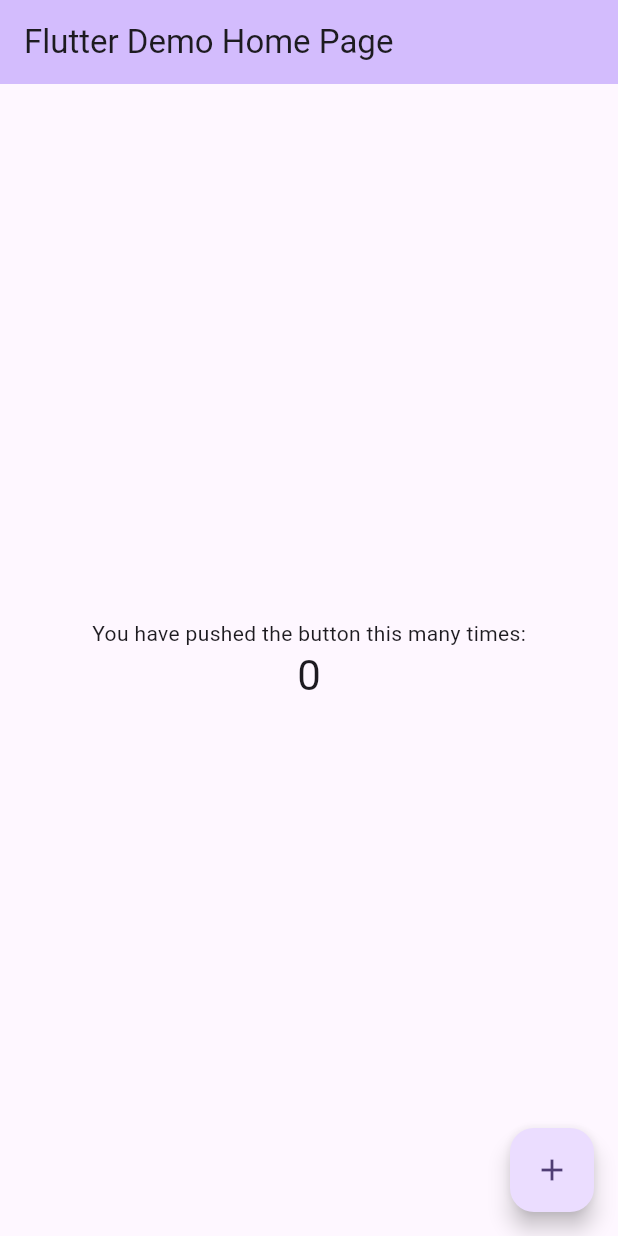
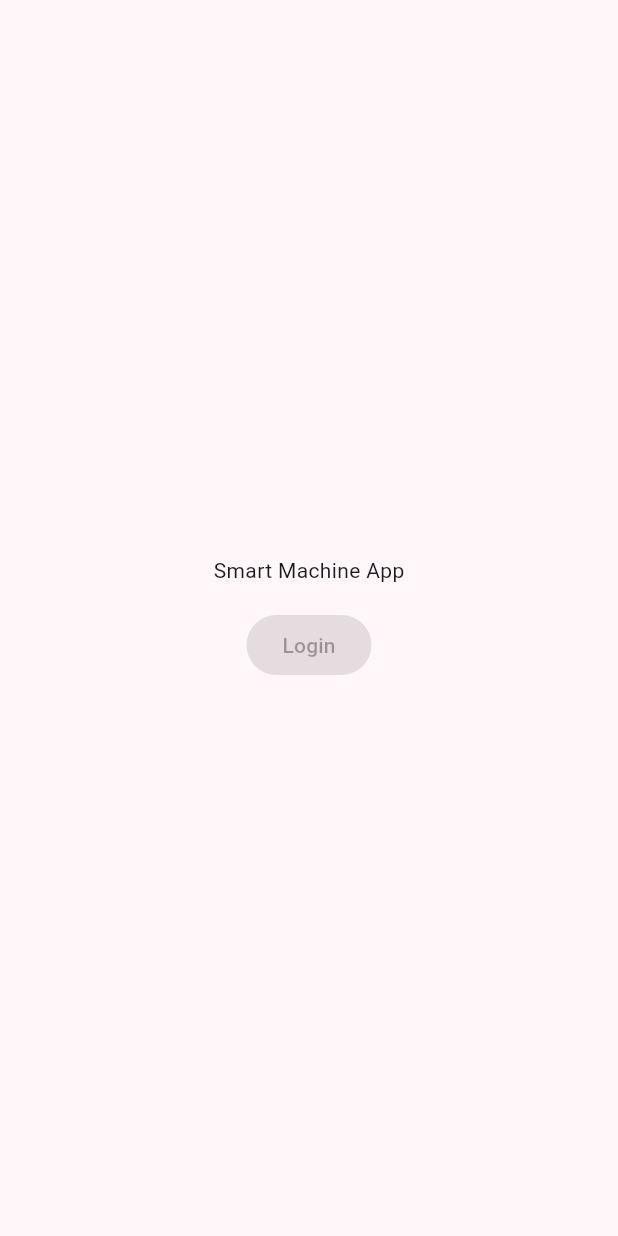
Before and after one commit to felixreichenbach/viam_qa, a Flutter app: the screen it shows after launch, on a phone screen of 412 x 824 dp. Run offline on Flutter 3.47's test engine with Material 3 defaults, Android fonts, the phone set to English and light mode, and no system bars; our stand-ins replace flutter_dotenv.

Commit message:
running app

```diff
--- a/lib/main.dart
+++ b/lib/main.dart
@@ -1,122 +1,40 @@
 import 'package:flutter/material.dart';
+import 'package:flutter_dotenv/flutter_dotenv.dart';
 
-void main() {
-  runApp(const MyApp());
+void main() async {
+  // await dotenv.load(); // <-- This loads your API key; will un-comment later
+  runApp(MyApp());
 }
 
 class MyApp extends StatelessWidget {
   const MyApp({super.key});
 
-  // This widget is the root of your application.
   @override
   Widget build(BuildContext context) {
     return MaterialApp(
-      title: 'Flutter Demo',
+      title: 'Smart Machine App',
       theme: ThemeData(
-        // This is the theme of your application.
-        //
-        // TRY THIS: Try running your application with "flutter run". You'll see
-        // the application has a purple toolbar. Then, without quitting the app,
-        // try changing the seedColor in the colorScheme below to Colors.green
-        // and then invoke "hot reload" (save your changes or press the "hot
-        // reload" button in a Flutter-supported IDE, or press "r" if you used
-        // the command line to start the app).
-        //
-        // Notice that the counter didn't reset back to zero; the application
-        // state is not lost during the reload. To reset the state, use hot
-        // restart instead.
-        //
-        // This works for code too, not just values: Most code changes can be
-        // tested with just a hot reload.
-        colorScheme: ColorScheme.fromSeed(seedColor: Colors.deepPurple),
+        colorScheme: ColorScheme.fromSeed(seedColor: Colors.purple),
       ),
-      home: const MyHomePage(title: 'Flutter Demo Home Page'),
+      home: MyHomePage(),
     );
   }
 }
 
-class MyHomePage extends StatefulWidget {
-  const MyHomePage({super.key, required this.title});
-
-  // This widget is the home page of your application. It is stateful, meaning
-  // that it has a State object (defined below) that contains fields that affect
-  // how it looks.
-
-  // This class is the configuration for the state. It holds the values (in this
-  // case the title) provided by the parent (in this case the App widget) and
-  // used by the build method of the State. Fields in a Widget subclass are
-  // always marked "final".
-
-  final String title;
-
-  @override
-  State<MyHomePage> createState() => _MyHomePageState();
-}
-
-class _MyHomePageState extends State<MyHomePage> {
-  int _counter = 0;
-
-  void _incrementCounter() {
-    setState(() {
-      // This call to setState tells the Flutter framework that something has
-      // changed in this State, which causes it to rerun the build method below
-      // so that the display can reflect the updated values. If we changed
-      // _counter without calling setState(), then the build method would not be
-      // called again, and so nothing would appear to happen.
-      _counter++;
-    });
-  }
-
+class MyHomePage extends StatelessWidget {
   @override
   Widget build(BuildContext context) {
-    // This method is rerun every time setState is called, for instance as done
-    // by the _incrementCounter method above.
-    //
-    // The Flutter framework has been optimized to make rerunning build methods
-    // fast, so that you can just rebuild anything that needs updating rather
-    // than having to individually change instances of widgets.
     return Scaffold(
-      appBar: AppBar(
-        // TRY THIS: Try changing the color here to a specific color (to
-        // Colors.amber, perhaps?) and trigger a hot reload to see the AppBar
-        // change color while the other colors stay the same.
-        backgroundColor: Theme.of(context).colorScheme.inversePrimary,
-        // Here we take the value from the MyHomePage object that was created by
-        // the App.build method, and use it to set our appbar title.
-        title: Text(widget.title),
-      ),
       body: Center(
-        // Center is a layout widget. It takes a single child and positions it
-        // in the middle of the parent.
         child: Column(
-          // Column is also a layout widget. It takes a list of children and
-          // arranges them vertically. By default, it sizes itself to fit its
-          // children horizontally, and tries to be as tall as its parent.
-          //
-          // Column has various properties to control how it sizes itself and
-          // how it positions its children. Here we use mainAxisAlignment to
-          // center the children vertically; the main axis here is the vertical
-          // axis because Columns are vertical (the cross axis would be
-          // horizontal).
-          //
-          // TRY THIS: Invoke "debug painting" (choose the "Toggle Debug Paint"
-          // action in the IDE, or press "p" in the console), to see the
-          // wireframe for each widget.
           mainAxisAlignment: MainAxisAlignment.center,
-          children: <Widget>[
-            const Text('You have pushed the button this many times:'),
-            Text(
-              '$_counter',
-              style: Theme.of(context).textTheme.headlineMedium,
-            ),
+          children: [
+            Text('Smart Machine App'),
+            SizedBox(height: 16),
+            ElevatedButton(onPressed: null, child: Text('Login')),
           ],
         ),
       ),
-      floatingActionButton: FloatingActionButton(
-        onPressed: _incrementCounter,
-        tooltip: 'Increment',
-        child: const Icon(Icons.add),
-      ), // This trailing comma makes auto-formatting nicer for build methods.
     );
   }
 }
--- a/pubspec.yaml
+++ b/pubspec.yaml
@@ -34,6 +34,8 @@ dependencies:
   # The following adds the Cupertino Icons font to your application.
   # Use with the CupertinoIcons class for iOS style icons.
   cupertino_icons: ^1.0.8
+  viam_sdk: ^0.8.0
+  flutter_dotenv: ^5.2.1
 
 dev_dependencies:
   flutter_test:
@@ -44,7 +46,7 @@ dev_dependencies:
   # activated in the `analysis_options.yaml` file located at the root of your
   # package. See that file for information about deactivating specific lint
   # rules and activating additional ones.
-  flutter_lints: ^5.0.0
+  flutter_lints: ^6.0.0
 
 # For information on the generic Dart part of this file, see the
 # following page: https://dart.dev/tools/pub/pubspec
```
Also changed, not shown: analysis_options.yaml (+7 -1 lines), pubspec.lock, 15 other files.
